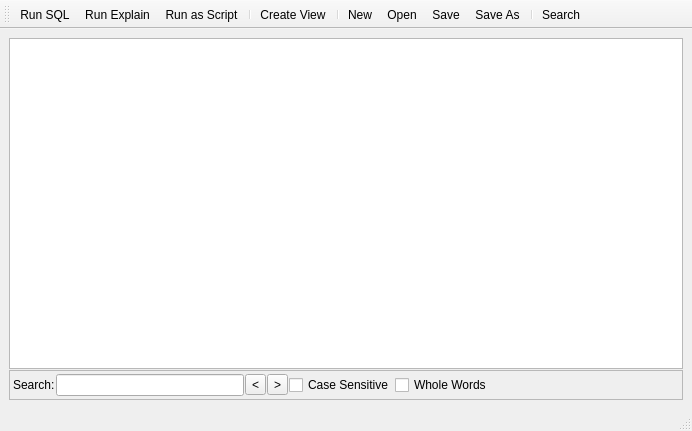
iamkjg/sqliteman, file Sqliteman/sqliteman/sqleditor.ui: the form before one commit.
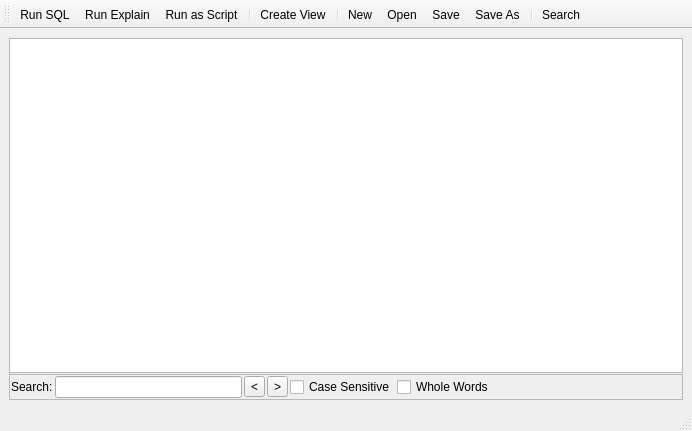
The form after the commit. Custom widgets are drawn as their Qt base class.

```diff
--- a/Sqliteman/sqliteman/sqleditor.ui
+++ b/Sqliteman/sqliteman/sqleditor.ui
@@ -14,8 +14,17 @@
   </property>
   <widget class="QWidget" name="centralwidget" >
    <layout class="QGridLayout" >
+    <property name="margin" >
+     <number>9</number>
+    </property>
+    <property name="spacing" >
+     <number>6</number>
+    </property>
     <item row="0" column="0" >
      <layout class="QVBoxLayout" >
+      <property name="margin" >
+       <number>0</number>
+      </property>
       <property name="spacing" >
        <number>1</number>
       </property>
@@ -41,23 +50,11 @@
          <enum>QFrame::Raised</enum>
         </property>
         <layout class="QGridLayout" >
-         <property name="leftMargin" >
-          <number>3</number>
-         </property>
-         <property name="topMargin" >
-          <number>3</number>
-         </property>
-         <property name="rightMargin" >
-          <number>3</number>
-         </property>
-         <property name="bottomMargin" >
-          <number>3</number>
-         </property>
-         <property name="horizontalSpacing" >
+         <property name="margin" >
           <number>1</number>
          </property>
-         <property name="verticalSpacing" >
-          <number>1</number>
+         <property name="spacing" >
+          <number>2</number>
          </property>
          <item row="0" column="0" >
           <widget class="QLabel" name="label" >
```
Left out of the diff: 8 changed lines with no effect on the pictures.
